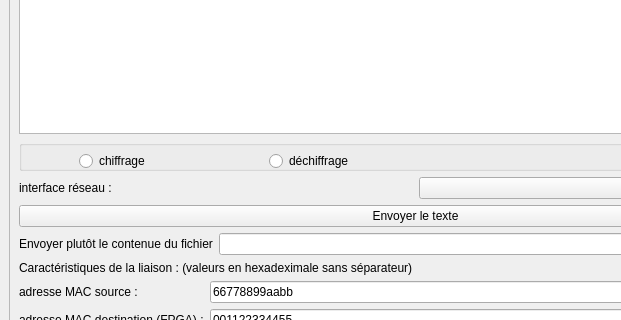
Above: Interface_enigma_3/mainwindow.ui from ypareoo/ETH before the change; both pictures show x 0 to 621 and y 117 to 437 of the 845 by 802 pixel window. Below: the same form after it.
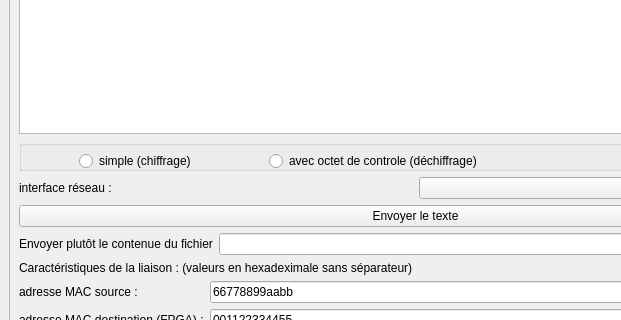
That is the form after the change.

Commit message: radiobutton réactivés avec choix ou non d'avoir un bit de controle, tentative d'executer un programme extérieur à la reception d'une trame sans succès

The edit to the form file:
```diff
--- a/Interface_enigma_3/mainwindow.ui
+++ b/Interface_enigma_3/mainwindow.ui
@@ -30,7 +30,7 @@
        <property name="geometry">
         <rect>
          <x>0</x>
-         <y>-262</y>
+         <y>0</y>
          <width>811</width>
          <height>1000</height>
         </rect>
@@ -226,7 +226,7 @@
               <rect>
                <x>60</x>
                <y>10</y>
-               <width>111</width>
+               <width>151</width>
                <height>22</height>
               </rect>
              </property>
@@ -234,7 +234,7 @@
               <bool>false</bool>
              </property>
              <property name="text">
-              <string>chiffrage</string>
+              <string>simple (chiffrage)</string>
              </property>
             </widget>
             <widget class="QRadioButton" name="DechiffrageradioButton">
@@ -242,12 +242,12 @@
               <rect>
                <x>250</x>
                <y>10</y>
-               <width>111</width>
+               <width>271</width>
                <height>22</height>
               </rect>
              </property>
              <property name="text">
-              <string>déchiffrage</string>
+              <string>avec octet de controle (déchiffrage)</string>
              </property>
             </widget>
            </widget>
```
The commit also changes 2 other files.
